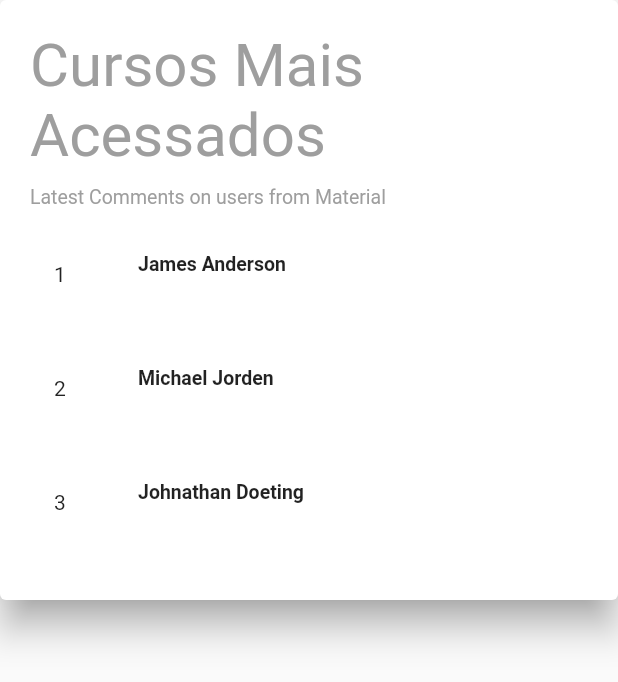
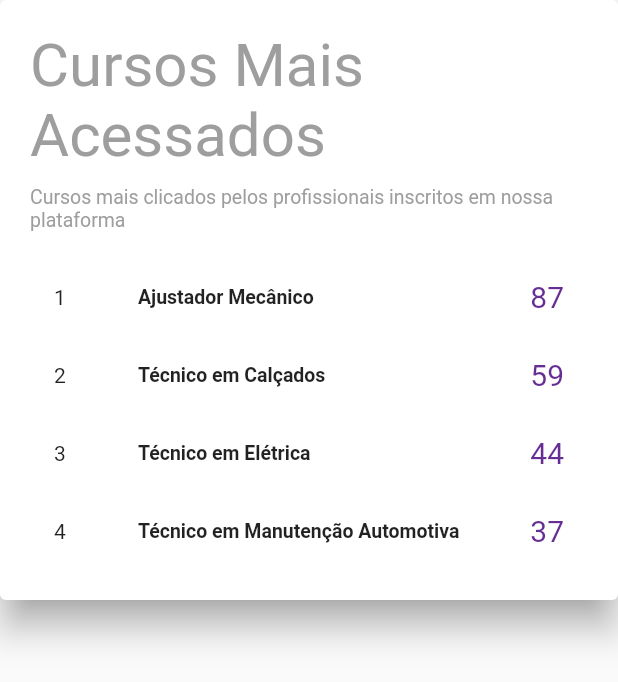
Before and after one commit to pinheirosouza/eutrampoadmin, a Flutter app: the CoursesCard widget shown alone on an empty page, opened directly, on a phone screen of 412 x 824 dp. Shown: the top 682 px of the screen. Run offline on Flutter 3.47's test engine with Material 2 defaults, Android fonts, the phone set to English and light mode, and no system bars; our stand-ins replace firebase_auth, rxdart; missing offline and left inert: bloc_pattern; accounts and stored records are empty; Roboto replaces fonts that are missing (Arcon).

Commit message:
Ajustes nos models dos DashCards

```diff
--- a/lib/model/courses_card_model.dart
+++ b/lib/model/courses_card_model.dart
@@ -5,55 +5,42 @@ enum Status { Pending, Approved, Rejected }
 class Courses {
   String name;
   String comment;
-  Status status;
   String pos;
-  Color color;
-  String date;
+  String cliques;
 
   Courses(
       {this.name,
       this.comment,
-      this.status,
+      this.cliques,
       this.pos,
-      this.color,
-      this.date});
+      });
 }
 
 List<Courses> coursesList = [
   Courses(
-    name: "James Anderson",
-    status: Status.Pending,
+    name: "Ajustador Mecânico",
     pos: "1",
-    color: Colors.blue,
-    date: "May 19, 2019",
-    comment:
-        "Lorem Ipsum is simply dummy text of the printing and type setting industry. Lorem Ipsum has beenorem Ipsum is simply dummy text of the printing and type setting ",
+    cliques: "87"
   ),
   Courses(
-    name: "Michael Jorden",
-    status: Status.Approved,
+    name: "Técnico em Calçados",
     pos: "2",
-    date: "May 19, 2019",
-    color: Colors.green,
-    comment:
-        "Lorem Ipsum is simply dummy text of the printing and type setting industry. Lorem Ipsum has beenorem Ipsum is simply dummy text of the printing and type setting ",
+    cliques: "59"
   ),
   Courses(
-    name: "Johnathan Doeting",
-    status: Status.Rejected,
-    color: Colors.red,
+    name: "Técnico em Elétrica",
     pos: "3",
-    date: "May 19, 2019",
-    comment:
-        "Lorem Ipsum is simply dummy text of the printing and type setting industry. Lorem Ipsum has beenorem Ipsum is simply dummy text of the printing and type setting ",
+    cliques: "44"
   ),
   Courses(
-    name: "Johnathan Doeting",
-    status: Status.Rejected,
-    color: Colors.red,
+    name: "Técnico em Manutenção Automotiva",
     pos: "4",
-    date: "May 19, 2019",
-    comment:
-        "Lorem Ipsum is simply dummy text of the printing and type setting industry. Lorem Ipsum has beenorem Ipsum is simply dummy text of the printing and type setting ",
+    cliques: "37"
   ),
+  Courses(
+    name: "Serviços Residênciais",
+    pos: "5",
+    cliques: "25"
+  ),
+
 ];
--- a/lib/model/news_card_model.dart
+++ b/lib/model/news_card_model.dart
@@ -21,7 +21,7 @@ class Comment {
 
 List<Comment> commentList = [
   Comment(
-    name: "James Anderson",
+    name: "Lorem Ipsum is simply",
     status: Status.Pending,
     image: "images/1.jpg",
     color: Colors.blue,
--- a/lib/tabs/dashboard_tab.dart
+++ b/lib/tabs/dashboard_tab.dart
@@ -35,7 +35,7 @@ class DashboardTab extends StatelessWidget {
               padding: EdgeInsets.fromLTRB(50, 50, 0, 0),
               child: InfoCard(iconBgColor: Color.fromARGB(255,102,46,147),
               cardTitle: "Renda gerada",
-              mainText: "Hoje",
+              mainText: "Mês",
               subText: "R\$ 2800,00",
               icon: Icons.monetization_on,),
             )
--- a/lib/widgets/courses_card_widget.dart
+++ b/lib/widgets/courses_card_widget.dart
@@ -27,7 +27,7 @@ class CoursesCard extends StatelessWidget {
             ),
             SizedBox(height: 10),
             Text(
-              "Latest Comments on users from Material",
+              "Cursos mais clicados pelos profissionais inscritos em nossa plataforma",
               style: TextStyle(fontSize: 13, color: Colors.grey),
             ),
             SizedBox(height: 20),
@@ -37,24 +37,19 @@ class CoursesCard extends StatelessWidget {
                 itemCount: coursesList.length,
                 itemBuilder: (context, index) {
                   return Padding(
-                    padding: const EdgeInsets.only(bottom: 0),
+                    padding: const EdgeInsets.only(bottom: 4),
                     child: ListTile(
                       dense: true,
+
                       leading: Text(coursesList[index].pos),
                       title: Text(
                         coursesList[index].name,
                         style: TextStyle(fontWeight: FontWeight.bold),
                       ),
-                      subtitle: Padding(
-                        padding: EdgeInsets.only(top: 8.0),
-                        child: Column(
-                          crossAxisAlignment: CrossAxisAlignment.start,
-                          children: <Widget>[
-                            SizedBox(height: 5),
-                          ],
-                        ),
+                      trailing: Text(
+                        coursesList[index].cliques,
+                        style: TextStyle(color: Color.fromARGB(255,102,46,147), fontSize: 20),
                       ),
-                      isThreeLine: true,
                     ),
                   );
                 },
--- a/lib/widgets/news_card_widget.dart
+++ b/lib/widgets/news_card_widget.dart
@@ -27,7 +27,7 @@ class NewsCard extends StatelessWidget {
             ),
             SizedBox(height: 10),
             Text(
-              "Latest Comments on users from Material",
+              "Últimas notícias publicadas pelo SENAC",
               style: TextStyle(fontSize: 13, color: Colors.grey),
             ),
             SizedBox(height: 20),
@@ -66,14 +66,11 @@ class NewsCard extends StatelessWidget {
                                 Icon(Icons.highlight_off,
                                     size: 15, color: Colors.grey),
                                 SizedBox(width: 10),
-                                Icon(Icons.favorite_border,
-                                    size: 15, color: Colors.pink),
                               ],
                             ),
                           ],
                         ),
                       ),
-                      isThreeLine: true,
                     ),
                   );
                 },
```
Also changed, not shown: lib/model/services_card_model.dart (+20 -24 lines), lib/widgets/services_card_widget.dart (+6 -31 lines).
